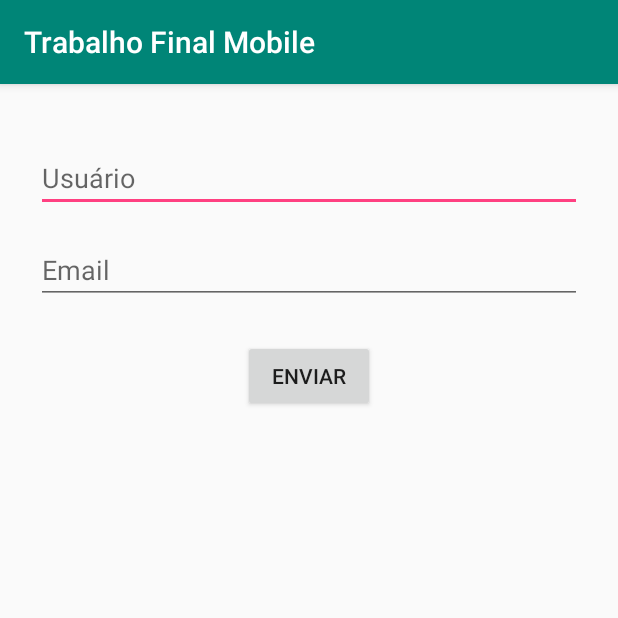
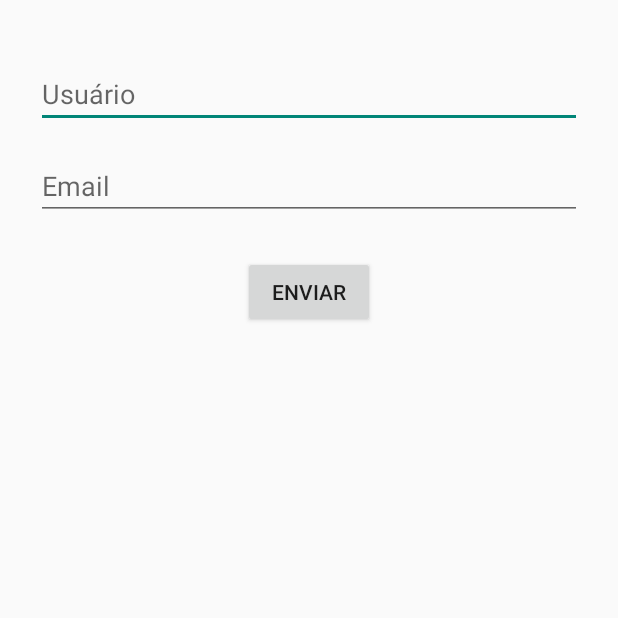
Before and after one commit to EvertonCa/TrabalhoFinalMobile, an Android app: the EsqueciSenhaActivity screen opened directly, with no data from a screen before it, on a phone screen of 412 x 824 dp, the top half of it. Run offline under Robolectric (Android 15) with nearby library versions, the phone set to English and light mode, and no system bars.

Commit message:
Merge com o Vinicius

```diff
--- a/app/src/main/AndroidManifest.xml
+++ b/app/src/main/AndroidManifest.xml
@@ -8,7 +8,7 @@
         android:label="@string/app_name"
         android:roundIcon="@mipmap/ic_launcher_round"
         android:supportsRtl="true"
-        android:theme="@style/AppTheme">
+        android:theme="@style/Theme.AppCompat.DayNight.NoActionBar">
         <activity android:name=".View.MainActivity">
             <intent-filter>
                 <action android:name="android.intent.action.MAIN" />
@@ -17,7 +17,7 @@
             </intent-filter>
         </activity>
         <activity android:name=".View.TelaInicialActivity"/>
-        <activity android:name=".View.esqueciSenhaActivity"/>
+        <activity android:name=".View.EsqueciSenhaActivity"/>
         <activity android:name=".View.ContaActivity"/>
     </application>
 
--- a/app/src/main/java/com/example/evertoncardoso/trabalhofinalmobile/View/esqueciSenhaActivity.java
+++ b/app/src/main/java/com/example/evertoncardoso/trabalhofinalmobile/View/EsqueciSenhaActivity.java
@@ -11,7 +11,7 @@ import android.widget.Toast;
 import com.example.evertoncardoso.trabalhofinalmobile.Model.Usuario;
 import com.example.evertoncardoso.trabalhofinalmobile.R;
 
-public class esqueciSenhaActivity extends AppCompatActivity {
+public class EsqueciSenhaActivity extends AppCompatActivity {
     EditText edtUser, edtEmail;
     Button btnEnviar;
 
--- a/app/src/main/java/com/example/evertoncardoso/trabalhofinalmobile/View/MainActivity.java
+++ b/app/src/main/java/com/example/evertoncardoso/trabalhofinalmobile/View/MainActivity.java
@@ -89,6 +89,6 @@ public class MainActivity extends AppCompatActivity {
     }
     public void chamaEsqueciSenha()
     {
-        startActivity(new Intent(this, esqueciSenhaActivity.class));
+        startActivity(new Intent(this, EsqueciSenhaActivity.class));
     }
 }
```
